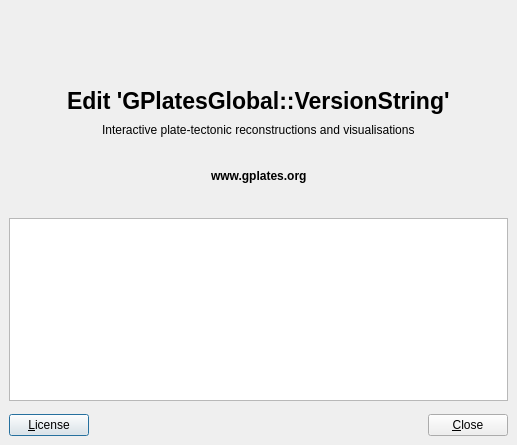
Above: src/qt-widgets/AboutDialogUi.ui from GPlates/GPlates before the change. Below: the same form after it.
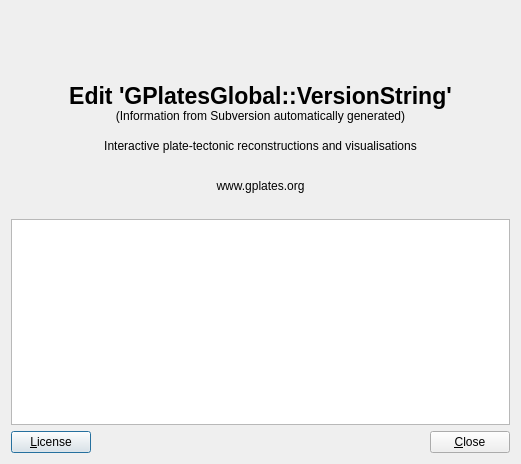
That is the form after the change. Icons and pictures are not drawn.

Commit message: (trunk) Replaced source:/gplates/trunk using source:/gplates/branches/enoch-mini-projects-2010-jun-09@8763 incorporating log:/gplates/branches/enoch-mini-projects-2010-jun-09@8664:8763 ([log:/gplates/trunk@8763:8763 No changes on trunk] since last update from trunk).

Diff of the .ui file:
```diff
--- a/src/qt-widgets/AboutDialogUi.ui
+++ b/src/qt-widgets/AboutDialogUi.ui
@@ -4,12 +4,12 @@
   <property name="windowModality" >
    <enum>Qt::WindowModal</enum>
   </property>
-  <property name="geometry" >
+  <property name="geometry">
    <rect>
     <x>0</x>
     <y>0</y>
     <width>517</width>
-    <height>445</height>
+    <height>464</height>
    </rect>
   </property>
   <property name="windowTitle" >
@@ -19,79 +19,142 @@
    <iconset resource="../qt-resources/qt_widgets.qrc" >
     <normaloff>:/gplates_logo_16.png</normaloff>:/gplates_logo_16.png</iconset>
   </property>
-  <layout class="QGridLayout" >
-   <property name="margin" >
-    <number>9</number>
-   </property>
-   <property name="spacing" >
-    <number>6</number>
-   </property>
-   <item row="7" column="0" >
-    <spacer>
-     <property name="orientation" >
-      <enum>Qt::Vertical</enum>
+  <layout class="QVBoxLayout" name="verticalLayout_2">
+   <item>
+    <layout class="QHBoxLayout">
+     <property name="spacing">
+      <number>6</number>
      </property>
-     <property name="sizeHint" stdset="0" >
-      <size>
-       <width>499</width>
-       <height>16</height>
-      </size>
+     <property name="topMargin">
+      <number>20</number>
      </property>
-    </spacer>
-   </item>
-   <item row="8" column="0" >
-    <layout class="QHBoxLayout" >
-     <property name="spacing" >
-      <number>6</number>
+     <property name="bottomMargin">
+      <number>20</number>
      </property>
-     <property name="margin" >
+     <item>
+      <widget class="QLabel" name="label_logo">
+       <property name="font">
+        <font>
+         <pointsize>17</pointsize>
+         <weight>75</weight>
+         <bold>true</bold>
+        </font>
+       </property>
+       <property name="text">
+        <string/>
+       </property>
+       <property name="pixmap">
+        <pixmap resource="../qt-resources/qt_widgets.qrc">:/GPlates-logo-transparent.png</pixmap>
+       </property>
+       <property name="alignment">
+        <set>Qt::AlignCenter</set>
+       </property>
+      </widget>
+     </item>
+    </layout>
+   </item>
+   <item>
+    <layout class="QVBoxLayout" name="verticalLayout">
+     <property name="spacing">
       <number>0</number>
      </property>
      <item>
-      <widget class="QPushButton" name="button_License" >
-       <property name="text" >
-        <string>&amp;License</string>
+      <widget class="QLabel" name="label_GPlates">
+       <property name="font">
+        <font>
+         <pointsize>17</pointsize>
+         <weight>75</weight>
+         <bold>true</bold>
+        </font>
        </property>
+       <property name="text">
+        <string>Edit 'GPlatesGlobal::VersionString'</string>
+       </property>
+       <property name="alignment">
+        <set>Qt::AlignCenter</set>
+       </property>
       </widget>
      </item>
      <item>
-      <spacer>
-       <property name="orientation" >
-        <enum>Qt::Horizontal</enum>
+      <widget class="QLabel" name="label_subversion_info">
+       <property name="text">
+        <string>(Information from Subversion automatically generated)</string>
        </property>
-       <property name="sizeHint" stdset="0" >
-        <size>
-         <width>40</width>
-         <height>20</height>
-        </size>
+       <property name="alignment">
+        <set>Qt::AlignCenter</set>
        </property>
-      </spacer>
+      </widget>
      </item>
+    </layout>
+   </item>
+   <item>
+    <layout class="QHBoxLayout">
+     <property name="spacing">
+      <number>6</number>
+     </property>
+     <property name="leftMargin">
+      <number>0</number>
+     </property>
+     <property name="topMargin">
+      <number>10</number>
+     </property>
+     <property name="rightMargin">
+      <number>0</number>
+     </property>
+     <property name="bottomMargin">
+      <number>10</number>
+     </property>
      <item>
-      <widget class="QPushButton" name="button_Close" >
-       <property name="text" >
-        <string>&amp;Close</string>
+      <widget class="QLabel" name="label_subtitle">
+       <property name="text">
+        <string>Interactive plate-tectonic reconstructions and visualisations</string>
        </property>
+       <property name="alignment">
+        <set>Qt::AlignCenter</set>
+       </property>
       </widget>
      </item>
     </layout>
    </item>
-   <item row="5" column="0" >
-    <spacer>
-     <property name="orientation" >
-      <enum>Qt::Vertical</enum>
+   <item>
+    <layout class="QHBoxLayout">
+     <property name="spacing">
+      <number>6</number>
      </property>
-     <property name="sizeHint" stdset="0" >
-      <size>
-       <width>499</width>
-       <height>16</height>
-      </size>
+     <property name="topMargin">
+      <number>10</number>
      </property>
-    </spacer>
+     <property name="bottomMargin">
+      <number>20</number>
+     </property>
+     <item>
+      <widget class="QLabel" name="label_website">
+       <property name="font">
+        <font>
+         <weight>75</weight>
+         <bold>true</bold>
+        </font>
+       </property>
+       <property name="text">
+        <string>&lt;!DOCTYPE HTML PUBLIC &quot;-//W3C//DTD HTML 4.0//EN&quot; &quot;http://www.w3.org/TR/REC-html40/strict.dtd&quot;&gt;
+&lt;html&gt;&lt;head&gt;&lt;meta name=&quot;qrichtext&quot; content=&quot;1&quot; /&gt;&lt;style type=&quot;text/css&quot;&gt;
+p, li { white-space: pre-wrap; }
+&lt;/style&gt;&lt;/head&gt;&lt;body style=&quot;font-weight:400;&quot;&gt;
+&lt;p style=&quot; margin-top:0px; margin-bottom:0px; margin-left:0px; margin-right:0px; -qt-block-indent:0; text-indent:0px;&quot;&gt;&lt;a href=&quot;http://www.gplates.org/&quot; style=&quot;text-decoration: none; color: #000000;&quot;&gt;www.gplates.org&lt;/a&gt;&lt;/p&gt;&lt;/body&gt;&lt;/html&gt;</string>
+       </property>
+       <property name="alignment">
+        <set>Qt::AlignCenter</set>
+       </property>
+       <property name="openExternalLinks">
+        <bool>true</bool>
+       </property>
+      </widget>
+     </item>
+    </layout>
    </item>
-   <item row="6" column="0" >
-    <widget class="QTextEdit" name="text_Copyright" >
-     <property name="enabled" >
+   <item>
+    <widget class="QTextEdit" name="text_Copyright">
+     <property name="enabled">
       <bool>true</bool>
      </property>
      <property name="minimumSize" >
@@ -116,89 +179,27 @@
      </property>
     </widget>
    </item>
-   <item row="4" column="0" >
-    <layout class="QHBoxLayout" >
-     <property name="spacing" >
+   <item>
+    <layout class="QHBoxLayout">
+     <property name="spacing">
       <number>6</number>
      </property>
-     <property name="margin" >
-      <number>20</number>
-     </property>
-     <item>
-      <spacer>
-       <property name="orientation" >
-        <enum>Qt::Horizontal</enum>
-       </property>
-       <property name="sizeHint" stdset="0" >
-        <size>
-         <width>40</width>
-         <height>20</height>
-        </size>
-       </property>
-      </spacer>
-     </item>
-     <item>
-      <widget class="QLabel" name="label_website" >
-       <property name="font" >
-        <font>
-         <weight>75</weight>
-         <bold>true</bold>
-        </font>
-       </property>
-       <property name="text" >
-        <string>www.gplates.org</string>
-       </property>
-      </widget>
-     </item>
-     <item>
-      <spacer>
-       <property name="orientation" >
-        <enum>Qt::Horizontal</enum>
-       </property>
-       <property name="sizeHint" stdset="0" >
-        <size>
-         <width>40</width>
-         <height>20</height>
-        </size>
-       </property>
-      </spacer>
-     </item>
-    </layout>
-   </item>
-   <item row="3" column="0" >
-    <layout class="QHBoxLayout" >
-     <property name="spacing" >
-      <number>6</number>
-     </property>
-     <property name="margin" >
+     <property name="margin">
       <number>0</number>
      </property>
      <item>
-      <spacer>
-       <property name="orientation" >
-        <enum>Qt::Horizontal</enum>
+      <widget class="QPushButton" name="button_License">
+       <property name="text">
+        <string>&amp;License</string>
        </property>
-       <property name="sizeHint" stdset="0" >
-        <size>
-         <width>40</width>
-         <height>20</height>
-        </size>
-       </property>
-      </spacer>
-     </item>
-     <item>
-      <widget class="QLabel" name="label_subtitle" >
-       <property name="text" >
-        <string>Interactive plate-tectonic reconstructions and visualisations</string>
-       </property>
       </widget>
      </item>
      <item>
       <spacer>
-       <property name="orientation" >
+       <property name="orientation">
         <enum>Qt::Horizontal</enum>
        </property>
-       <property name="sizeHint" stdset="0" >
+       <property name="sizeHint" stdset="0">
         <size>
          <width>40</width>
          <height>20</height>
@@ -206,121 +207,12 @@
        </property>
       </spacer>
      </item>
-    </layout>
-   </item>
-   <item row="2" column="0" >
-    <layout class="QHBoxLayout" >
-     <property name="spacing" >
-      <number>6</number>
-     </property>
-     <property name="margin" >
-      <number>0</number>
-     </property>
      <item>
-      <spacer>
-       <property name="orientation" >
-        <enum>Qt::Horizontal</enum>
+      <widget class="QPushButton" name="button_Close">
+       <property name="text">
+        <string>&amp;Close</string>
        </property>
-       <property name="sizeHint" stdset="0" >
-        <size>
-         <width>40</width>
-         <height>20</height>
-        </size>
-       </property>
-      </spacer>
-     </item>
-     <item>
-      <widget class="QLabel" name="label_GPlates" >
-       <property name="font" >
-        <font>
-         <pointsize>17</pointsize>
-         <weight>75</weight>
-         <bold>true</bold>
-        </font>
-       </property>
-       <property name="text" >
-        <string>Edit 'GPlatesGlobal::VersionString'</string>
-       </property>
       </widget>
-     </item>
-     <item>
-      <spacer>
-       <property name="orientation" >
-        <enum>Qt::Horizontal</enum>
-       </property>
-       <property name="sizeHint" stdset="0" >
-        <size>
-         <width>40</width>
-         <height>20</height>
-        </size>
-       </property>
-      </spacer>
-     </item>
-    </layout>
-   </item>
-   <item row="1" column="0" >
-    <spacer>
-     <property name="orientation" >
-      <enum>Qt::Vertical</enum>
-     </property>
-     <property name="sizeHint" stdset="0" >
-      <size>
-       <width>499</width>
-       <height>16</height>
-      </size>
-     </property>
-    </spacer>
-   </item>
-   <item row="0" column="0" >
-    <layout class="QHBoxLayout" >
-     <property name="spacing" >
-      <number>6</number>
-     </property>
-     <property name="margin" >
-      <number>20</number>
-     </property>
-     <item>
-      <spacer>
-       <property name="orientation" >
-        <enum>Qt::Horizontal</enum>
-       </property>
-       <property name="sizeHint" stdset="0" >
-        <size>
-         <width>40</width>
-         <height>20</height>
-        </size>
-       </property>
-      </spacer>
-     </item>
-     <item>
-      <widget class="QLabel" name="label_logo" >
-       <property name="font" >
-        <font>
-         <pointsize>17</pointsize>
-         <weight>75</weight>
-         <bold>true</bold>
-        </font>
-       </property>
-       <property name="text" >
-        <string/>
-       </property>
-       <property name="pixmap" >
-        <pixmap resource="../qt-resources/qt_widgets.qrc" >:/GPlates-logo-transparent.png</pixmap>
-       </property>
-      </widget>
-     </item>
-     <item>
-      <spacer>
-       <property name="orientation" >
-        <enum>Qt::Horizontal</enum>
-       </property>
-       <property name="sizeHint" stdset="0" >
-        <size>
-         <width>40</width>
-         <height>20</height>
-        </size>
-       </property>
-      </spacer>
      </item>
     </layout>
    </item>
```
Left out of the diff: 29 changed lines with no effect on the pictures. The commit also changes 11 other files.
